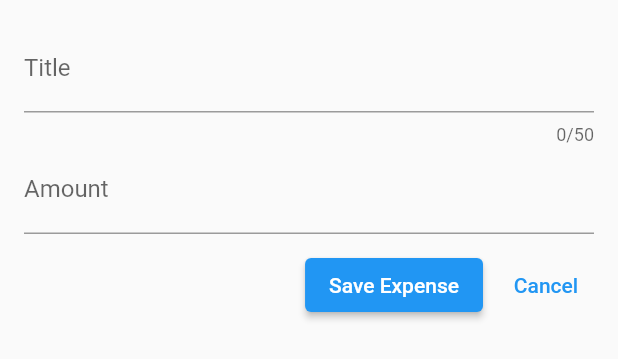
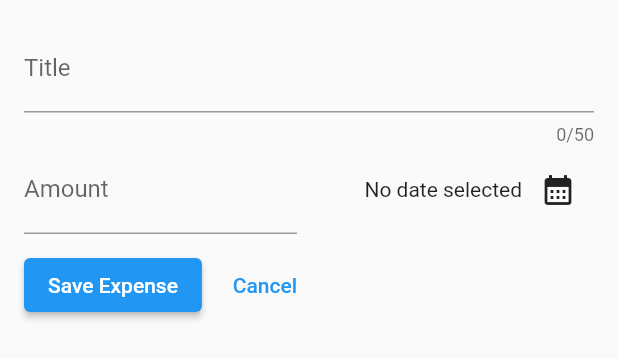
Before and after one commit to MattiaLR95/expense_tracker_flutter, a Flutter app: the NewExpense widget shown alone on an empty page, opened directly, on a phone screen of 412 x 824 dp. Shown: the top 359 px of the screen. Run offline on Flutter 3.47's test engine with Material 2 defaults, Android fonts, the phone set to English and light mode, and no system bars.

Commit message:
Creato inserimento data

```diff
--- a/lib/widgets/new_expense.dart
+++ b/lib/widgets/new_expense.dart
@@ -1,3 +1,4 @@
+import 'package:expense_tracker/models/expense.dart';
 import 'package:flutter/material.dart';
 
 class NewExpense extends StatefulWidget {
@@ -12,6 +13,22 @@ class NewExpense extends StatefulWidget {
 class _NewExpense extends State<NewExpense> {
   final _titleController = TextEditingController();
   final _amountController = TextEditingController();
+  DateTime? _selectedDate;
+
+  void _presentDatePicker() async {
+    final now = DateTime.now();
+    final firstDate = DateTime(now.year - 1, now.month, now.day);
+    final lastDate = DateTime(now.year + 1, now.month, now.day);
+    final pickDate = await showDatePicker(
+      context: context,
+      initialDate: now,
+      firstDate: firstDate,
+      lastDate: lastDate,
+    );
+    setState(() {
+      _selectedDate = pickDate;
+    });
+  }
 
   @override
   void dispose() {
@@ -38,16 +55,38 @@ class _NewExpense extends State<NewExpense> {
             keyboardType: TextInputType.name,
             decoration: const InputDecoration(label: Text('Title')),
           ),
-          TextField(
-            controller: _amountController,
-            keyboardType: TextInputType.name,
-            decoration: const InputDecoration(
-              label: Text('Amount'),
-              prefixText: '\$'),
+          Row(
+            children: [
+              Expanded(
+                child: TextField(
+                  controller: _amountController,
+                  keyboardType: TextInputType.number,
+                  decoration: const InputDecoration(
+                      label: Text('Amount'), prefixText: '\$ '),
+                ),
+              ),
+              const SizedBox(
+                width: 16,
+              ),
+              Expanded(
+                child: Row(
+                  mainAxisAlignment: MainAxisAlignment.end,
+                  crossAxisAlignment: CrossAxisAlignment.center,
+                  children: [
+                    Text(_selectedDate == null ? 'No date selected' : formatter.format(_selectedDate!)),
+                    IconButton(
+                        onPressed: _presentDatePicker,
+                        icon: const Icon(Icons.calendar_month))
+                  ],
+                ),
+              )
+            ],
           ),
-          const SizedBox(height: 10,),
+          const SizedBox(
+            height: 10,
+          ),
           Row(
-            mainAxisAlignment: MainAxisAlignment.end,
+            // mainAxisAlignment: MainAxisAlignment.end,
             children: [
               ElevatedButton(
                 onPressed: () {},
@@ -57,7 +96,9 @@ class _NewExpense extends State<NewExpense> {
                 padding: EdgeInsets.symmetric(horizontal: 5),
               ),
               TextButton(
-                onPressed: () {},
+                onPressed: () {
+                  Navigator.pop(context);
+                },
                 child: const Text('Cancel'),
               ),
             ],
```
